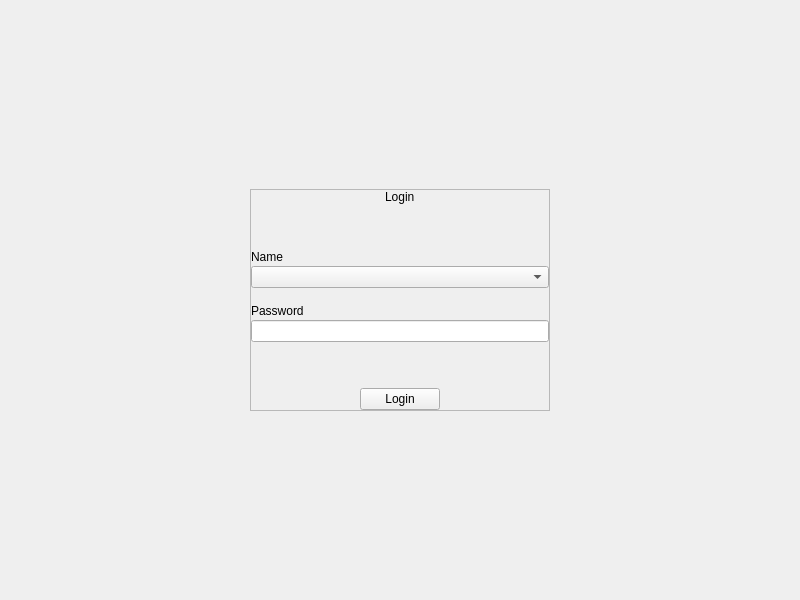
Old version of the form skin application/skinApplication/src/views/ui/ui_login.ui in the repository AgustinCartaya/SkinApplication.
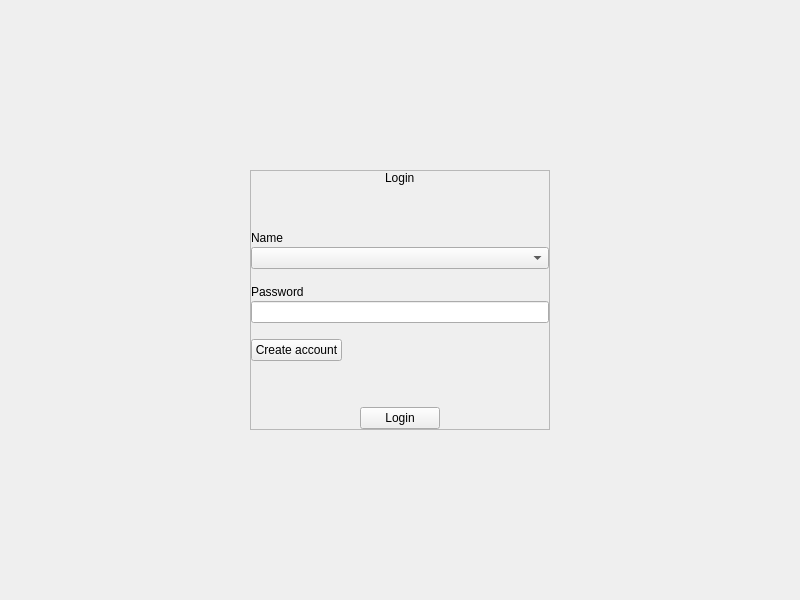
New version of the form. Custom widgets are drawn as their Qt base class.

Patch:
```diff
--- a/skin application/skinApplication/src/views/ui/ui_login.ui
+++ b/skin application/skinApplication/src/views/ui/ui_login.ui
@@ -112,6 +112,13 @@
           </item>
          </layout>
         </item>
+        <item alignment="Qt::AlignLeft">
+         <widget class="Button" name="bt_create_account">
+          <property name="text">
+           <string>Create account</string>
+          </property>
+         </widget>
+        </item>
        </layout>
       </item>
       <item>
```
